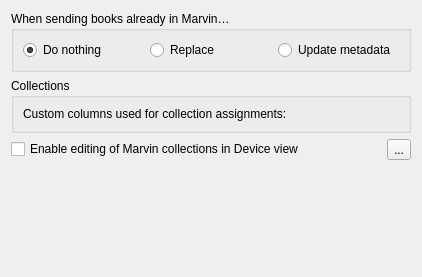
Before: the Qt Designer form widgets/marvin.ui in Philantrop/calibre-ios-reader-applications, drawn with Qt 5.
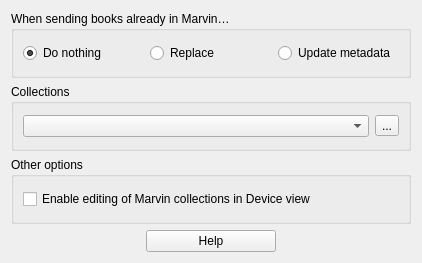
After: the same form once the commit is applied.

Commit message: Initial implementation of cc wizard for Collections.

The edit to the form file:
```diff
--- a/widgets/marvin.ui
+++ b/widgets/marvin.ui
@@ -7,14 +7,14 @@
     <x>0</x>
     <y>0</y>
     <width>422</width>
-    <height>277</height>
+    <height>263</height>
    </rect>
   </property>
   <property name="windowTitle">
    <string>Form</string>
   </property>
   <layout class="QGridLayout" name="gridLayout">
-   <item row="2" column="0" colspan="2">
+   <item row="2" column="0" colspan="3">
     <widget class="QGroupBox" name="collections_gb">
      <property name="toolTip">
       <string>&lt;!DOCTYPE HTML PUBLIC &quot;-//W3C//DTD HTML 4.0//EN&quot; &quot;http://www.w3.org/TR/REC-html40/strict.dtd&quot;&gt;
@@ -26,13 +26,16 @@
      <property name="title">
       <string>Collections</string>
      </property>
-     <layout class="QVBoxLayout" name="verticalLayout_2">
-      <item>
-       <layout class="QVBoxLayout" name="collections_layout">
-        <item>
-         <widget class="QLabel" name="label">
+     <layout class="QGridLayout" name="gridLayout_3">
+      <item row="0" column="0">
+       <layout class="QGridLayout" name="gridLayout_2">
+        <item row="0" column="0">
+         <widget class="QComboBox" name="collections_comboBox"/>
+        </item>
+        <item row="0" column="1">
+         <widget class="QToolButton" name="collections_wizard_tb">
           <property name="text">
-           <string>Custom columns used for collection assignments:</string>
+           <string>...</string>
           </property>
          </widget>
         </item>
@@ -41,27 +44,7 @@
      </layout>
     </widget>
    </item>
-   <item row="3" column="1">
-    <widget class="QToolButton" name="help_button">
-     <property name="text">
-      <string>...</string>
-     </property>
-    </widget>
-   </item>
-   <item row="4" column="1">
-    <spacer name="verticalSpacer">
-     <property name="orientation">
-      <enum>Qt::Vertical</enum>
-     </property>
-     <property name="sizeHint" stdset="0">
-      <size>
-       <width>20</width>
-       <height>40</height>
-      </size>
-     </property>
-    </spacer>
-   </item>
-   <item row="0" column="0" colspan="2">
+   <item row="0" column="0" colspan="3">
     <widget class="QGroupBox" name="update_policy_gb">
      <property name="toolTip">
       <string>&lt;!DOCTYPE HTML PUBLIC &quot;-//W3C//DTD HTML 4.0//EN&quot; &quot;http://www.w3.org/TR/REC-html40/strict.dtd&quot;&gt;
@@ -107,13 +90,65 @@
      </layout>
     </widget>
    </item>
-   <item row="3" column="0">
-    <widget class="QCheckBox" name="marvin_edit_collections_cb">
+   <item row="3" column="0" colspan="3">
+    <widget class="QGroupBox" name="other_gb">
+     <property name="title">
+      <string>Other options</string>
+     </property>
+     <layout class="QGridLayout" name="gridLayout_5">
+      <item row="0" column="0">
+       <layout class="QGridLayout" name="gridLayout_4">
+        <item row="0" column="0">
+         <widget class="QCheckBox" name="marvin_edit_collections_cb">
+          <property name="text">
+           <string>Enable editing of Marvin collections in Device view</string>
+          </property>
+         </widget>
+        </item>
+       </layout>
+      </item>
+     </layout>
+    </widget>
+   </item>
+   <item row="4" column="0">
+    <spacer name="horizontalSpacer_2">
+     <property name="orientation">
+      <enum>Qt::Horizontal</enum>
+     </property>
+     <property name="sizeType">
+      <enum>QSizePolicy::Fixed</enum>
+     </property>
+     <property name="sizeHint" stdset="0">
+      <size>
+       <width>40</width>
+       <height>20</height>
+      </size>
+     </property>
+    </spacer>
+   </item>
+   <item row="4" column="1">
+    <widget class="QPushButton" name="help_button">
      <property name="text">
-      <string>Enable editing of Marvin collections in Device view</string>
+      <string>Help</string>
      </property>
     </widget>
    </item>
+   <item row="4" column="2">
+    <spacer name="horizontalSpacer">
+     <property name="orientation">
+      <enum>Qt::Horizontal</enum>
+     </property>
+     <property name="sizeType">
+      <enum>QSizePolicy::Fixed</enum>
+     </property>
+     <property name="sizeHint" stdset="0">
+      <size>
+       <width>40</width>
+       <height>20</height>
+      </size>
+     </property>
+    </spacer>
+   </item>
   </layout>
  </widget>
  <resources/>
```
The commit also changes 4 other files.
